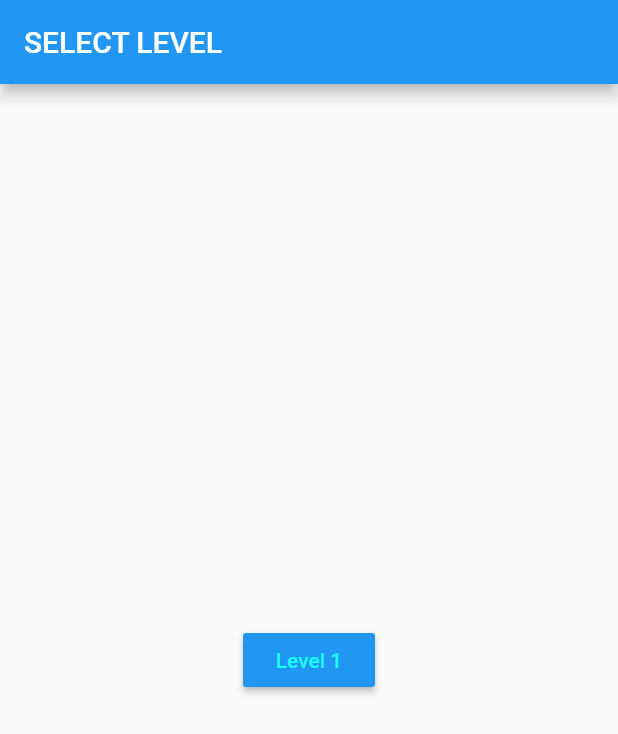
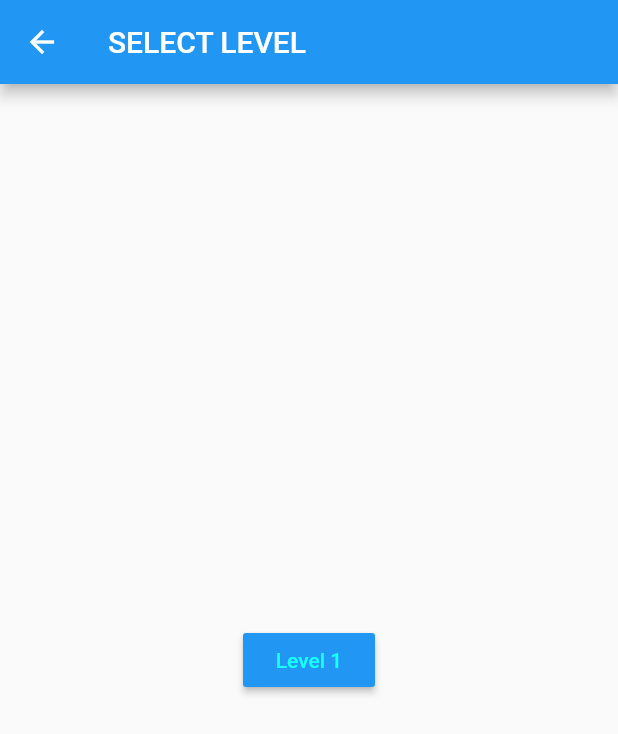
Before and after one commit to wajihuddinkamran/Sessional, a Flutter app: the screen it shows after launch, on a phone screen of 412 x 824 dp. Shown: the top 734 px of the screen. Run offline on Flutter 3.47's test engine with Material 2 defaults, Android fonts, the phone set to English and light mode, and no system bars.

Commit message:
Commit 6 & 7: app exit button at home, exit to main screen from game.

```diff
--- a/sessional_2/lib/MainScreen.dart
+++ b/sessional_2/lib/MainScreen.dart
@@ -1,4 +1,5 @@
 
+import 'dart:io';
 import 'package:flutter/material.dart';
 import 'secondscreen.dart';
 import 'thirdscreen.dart';
@@ -12,6 +13,9 @@ class MainScreen extends StatelessWidget {
         //
         // }),
         title: Text("SELECT LEVEL"),
+        automaticallyImplyLeading: true,
+        leading: IconButton(icon: Icon(Icons.arrow_back_sharp), onPressed: ()=> exit(0),
+        ),
       ),
 
       body: Center(child: RaisedButton(
@@ -29,11 +33,10 @@ class MainScreen extends StatelessWidget {
           );
         },
       ),
-      ),
 
-      body: Center(child: RaisedButton(
+      child:RaisedButton(
 
-        child: Text('Level 2',style: TextStyle(
+        child: Text('Level 1',style: TextStyle(
           color: Colors.cyanAccent,
 
         ),
@@ -41,12 +44,11 @@ class MainScreen extends StatelessWidget {
         color: Colors.blue,
         onPressed: (){
           Navigator.push(context,
-          MaterialPageRoute(builder: (context)=>ThirdScreen()
-          ),
+            MaterialPageRoute(builder: (context)=>ThirdScreen()
+            ),
           );
         },
-      ),
-      ),
+      ),),
     );
   }
 }
--- a/sessional_2/lib/thirdscreen.dart
+++ b/sessional_2/lib/thirdscreen.dart
@@ -1,4 +1,6 @@
+import 'dart:io';
 import 'package:flutter/material.dart';
+import 'package:sessional_2/MainScreen.dart';
 
 class ThirdScreen extends StatelessWidget {
   @override
@@ -9,6 +11,9 @@ class ThirdScreen extends StatelessWidget {
         //
         // }),
         title: Text("Level 2"),
+        automaticallyImplyLeading: true,
+        leading: IconButton(icon: Icon(Icons.arrow_back_sharp), onPressed: ()=> MainScreen(),
+        ),
       ),
     );
 
```
Also changed, not shown: sessional_2/lib/secondscreen.dart (+21 -0 lines).
